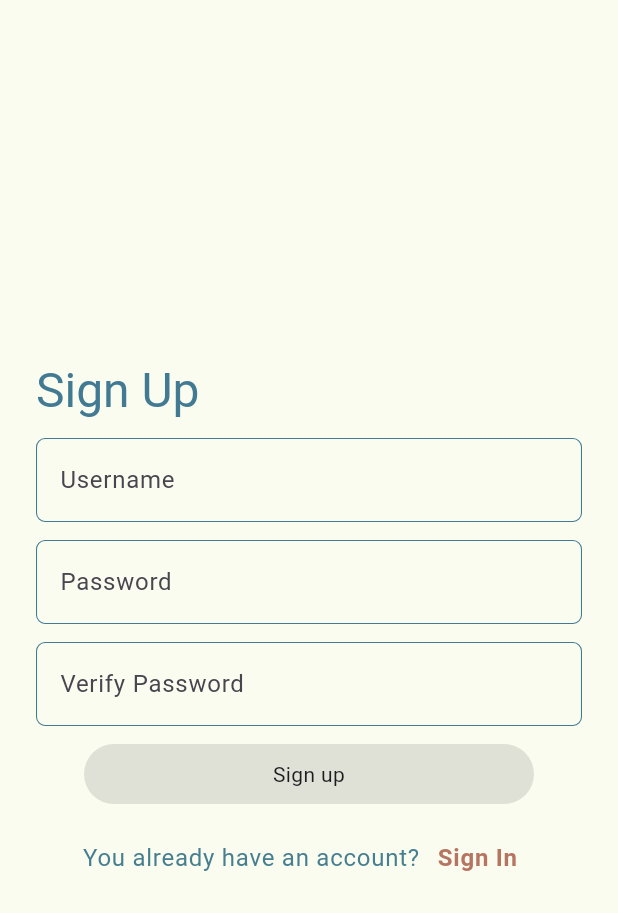
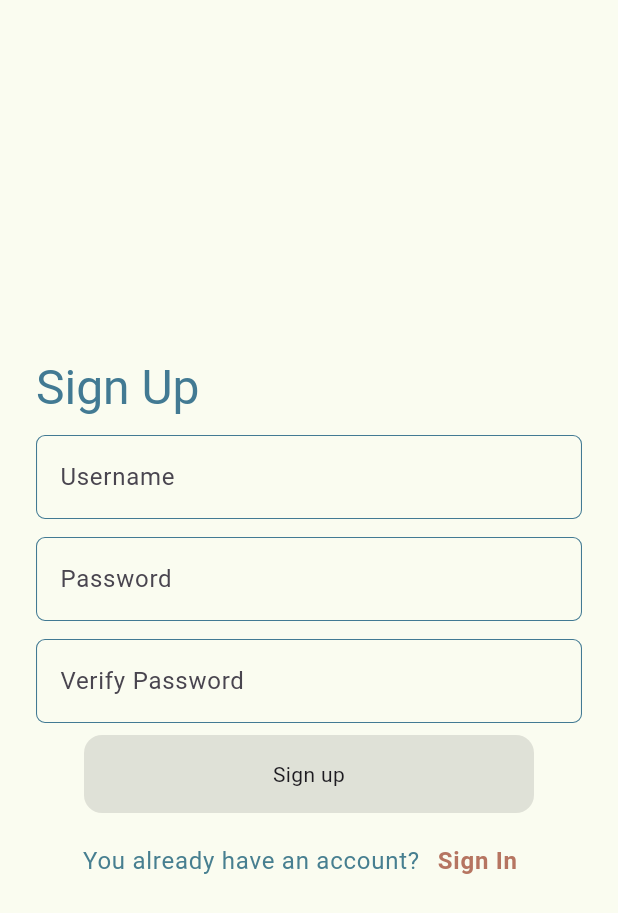
Before and after one commit to Ceren-Canbaz/Dinners-of-Week, a Flutter app: the screen it shows after launch, after a tap on "Sign in", after a tap on "Sign Up", on a phone screen of 412 x 824 dp. Shown: the top 913 px of the screen. Run offline on Flutter 3.47's test engine with Material 3 defaults, Android fonts, the phone set to English and light mode, and no system bars; our stand-ins replace bloc, equatable, flutter_bloc, flutter_dotenv, shared_preferences and 1 more; missing offline and left inert: dart:ffi; accounts and stored records are empty.

Commit message:
refactor/colors-theme-pageconstant

```diff
--- a/lib/auth/presentation/sign_in_page.dart
+++ b/lib/auth/presentation/sign_in_page.dart
@@ -26,7 +26,7 @@ class _SignInPageState extends State<SignInPage> {
         return AuthBloc(UserRepositroy())..add(SignInInitialEvent());
       },
       child: Scaffold(
-        backgroundColor: eggshellColor,
+        backgroundColor: AppColors.eggshellColor,
         body: WillPopScope(
           onWillPop: () async {
             return false;
@@ -47,14 +47,14 @@ class _SignInPageState extends State<SignInPage> {
                                 .textTheme
                                 .headlineLarge!
                                 .copyWith(
-                                    color: darkGreen,
+                                    color: AppColors.darkGreen,
                                     fontWeight: FontWeight.w400),
                           )),
                     ),
                     TextField(
                         controller: emailController,
                         decoration: textFieldDecoration(
-                            hintText: "Username", color: darkGreen)),
+                            hintText: "Username", color: AppColors.darkGreen)),
                     const SizedBox(
                       height: 12,
                     ),
@@ -62,7 +62,7 @@ class _SignInPageState extends State<SignInPage> {
                         controller: passwordController,
                         obscureText: true,
                         decoration: textFieldDecoration(
-                            hintText: "Password", color: darkGreen)),
+                            hintText: "Password", color: AppColors.darkGreen)),
                     const SizedBox(
                       height: 12,
                     ),
@@ -101,7 +101,7 @@ class _SignInPageState extends State<SignInPage> {
                       },
                     ),
                     const Divider(
-                      color: darkGreen,
+                      color: AppColors.darkGreen,
                     ),
                     Row(
                       mainAxisAlignment: MainAxisAlignment.center,
@@ -111,7 +111,7 @@ class _SignInPageState extends State<SignInPage> {
                           style: Theme.of(context)
                               .textTheme
                               .bodyLarge!
-                              .copyWith(color: ligtBlueColor),
+                              .copyWith(color: AppColors.ligtBlueColor),
                         ),
                         TextButton(
                           onPressed: () {
@@ -123,7 +123,7 @@ class _SignInPageState extends State<SignInPage> {
                                 .textTheme
                                 .bodyLarge!
                                 .copyWith(
-                                    color: brownSugarColor,
+                                    color: AppColors.brownSugarColor,
                                     fontWeight: FontWeight.w600),
                           ),
                         )
--- a/lib/auth/presentation/sign_up_page.dart
+++ b/lib/auth/presentation/sign_up_page.dart
@@ -26,7 +26,7 @@ class _SignUpPageState extends State<SignUpPage> {
         return AuthBloc(UserRepositroy())..add(SignUpInitialEvent());
       },
       child: Scaffold(
-        backgroundColor: eggshellColor,
+        backgroundColor: AppColors.eggshellColor,
         body: Center(
           child: SingleChildScrollView(
             child: Padding(
@@ -45,7 +45,7 @@ class _SignUpPageState extends State<SignUpPage> {
                               .textTheme
                               .headlineLarge!
                               .copyWith(
-                                  color: ligtBlueColor,
+                                  color: AppColors.ligtBlueColor,
                                   fontWeight: FontWeight.w400),
                         )),
                   ),
@@ -53,7 +53,7 @@ class _SignUpPageState extends State<SignUpPage> {
                     return TextField(
                       controller: userNameController,
                       decoration: textFieldDecoration(
-                          hintText: "Username", color: ligtBlueColor),
+                          hintText: "Username", color: AppColors.ligtBlueColor),
                       onChanged: (value) {
                         if (state is AuthErrorState) {
                           BlocProvider.of<AuthBloc>(context)
@@ -71,7 +71,8 @@ class _SignUpPageState extends State<SignUpPage> {
                       controller: passwordController,
                       obscureText: true,
                       decoration: textFieldDecoration(
-                          hintText: "Password", color: ligtBlueColor)),
+                          hintText: "Password",
+                          color: AppColors.ligtBlueColor)),
                   const SizedBox(
                     height: 12,
                   ),
@@ -87,7 +88,8 @@ class _SignUpPageState extends State<SignUpPage> {
                     },
                     obscureText: true,
                     decoration: textFieldDecoration(
-                        hintText: "Verify Password", color: ligtBlueColor),
+                        hintText: "Verify Password",
+                        color: AppColors.ligtBlueColor),
                   ),
                   if (!passwordMatch) const Text("Passwords not match"),
                   Padding(
@@ -163,7 +165,7 @@ class _SignUpPageState extends State<SignUpPage> {
                         style: Theme.of(context)
                             .textTheme
                             .bodyLarge!
-                            .copyWith(color: darkGreen),
+                            .copyWith(color: AppColors.darkGreen),
                       ),
                       TextButton(
                         onPressed: () {
@@ -175,7 +177,7 @@ class _SignUpPageState extends State<SignUpPage> {
                               .textTheme
                               .bodyLarge!
                               .copyWith(
-                                  color: brownSugarColor,
+                                  color: AppColors.brownSugarColor,
                                   fontWeight: FontWeight.w700),
                         ),
                       )
--- a/lib/main.dart
+++ b/lib/main.dart
@@ -1,6 +1,7 @@
 import 'package:dinners_of_week/auth/presentation/sign_in_page.dart';
 import 'package:dinners_of_week/auth/presentation/sign_up_page.dart';
 import 'package:dinners_of_week/splash/splash_page.dart';
+import 'package:dinners_of_week/style/colors.dart';
 
 import 'package:dinners_of_week/team/presentation/detail/team_detail_page.dart';
 import 'package:dinners_of_week/team/presentation/team/team_page.dart';
@@ -39,7 +40,24 @@ class MyApp extends StatelessWidget {
       debugShowCheckedModeBanner: false,
       title: 'Dinners of Week',
       theme: ThemeData(
-        primarySwatch: Colors.blue,
+        elevatedButtonTheme: ElevatedButtonThemeData(
+          style: ElevatedButton.styleFrom(
+            backgroundColor: AppColors.eggshellColor,
+            foregroundColor: AppColors.grayColor,
+            shape: RoundedRectangleBorder(
+              borderRadius: BorderRadius.circular(12), // Kenarları yuvarlat
+            ),
+            padding: const EdgeInsets.symmetric(
+                vertical: 16, horizontal: 24), // İç boşluk
+            textStyle: const TextStyle(
+              fontSize: 16, // Yazı boyutu
+              fontWeight: FontWeight.bold, // Yazı kalınlığı
+            ),
+            elevation: 5, // Gölgeler
+            shadowColor: AppColors.grayColor
+                .withOpacity(0.5), // Gölge rengi ve şeffaflık
+          ),
+        ),
       ),
       home: RepositoryProvider(
         create: (context) => UserRepositroy(),
@@ -49,7 +67,10 @@ class MyApp extends StatelessWidget {
         '/signup': (context) => const SignUpPage(),
         '/signIn': ((context) => const SignInPage()),
         '/teams': (context) => const Team(),
-        '/team_home': (context) => const TeamHomePage()
+        '/team_home': (context) => TeamHomePage(
+              params: ModalRoute.of(context)!.settings.arguments
+                  as TeamHomePageParameters,
+            )
       },
     );
   }
--- a/lib/splash/splash_page.dart
+++ b/lib/splash/splash_page.dart
@@ -56,7 +56,7 @@ class _SplashPageState extends State<SplashPage> with TickerProviderStateMixin {
         return false;
       },
       child: Scaffold(
-        backgroundColor: eggshellColor,
+        backgroundColor: AppColors.eggshellColor,
         body: Padding(
           padding: const EdgeInsets.all(12.0),
           child: Center(
--- a/lib/style/colors.dart
+++ b/lib/style/colors.dart
@@ -1,15 +1,17 @@
 import 'dart:ui';
 
-const Color red = Color(0xFFA30000);
-const Color darkGreen = Color(0xFF477F90);
-const Color beige = Color.fromARGB(255, 229, 219, 214);
-const Color brown = Color(0xFFAF7060);
+class AppColors {
+  static const Color red = Color(0xFFA30000);
+  static const Color darkGreen = Color(0xFF477F90);
+  static const Color beige = Color.fromARGB(255, 229, 219, 214);
+  static const Color brown = Color(0xFFAF7060);
 
 ///// NEW COLORS
-///
-const Color eggshellColor = Color(0xFFFAFCF0);
-const Color desertSandColor = Color(0xFFD6B39D);
-const Color brownSugarColor = Color(0xFFB67561);
-const Color ligtBlueColor = Color(0xFF427A93);
-const Color grayColor = Color(0xFF365969);
-const Color darkGrayColor = Color(0xFF304954);
+  ///
+  static const Color eggshellColor = Color(0xFFFAFCF0);
+  static const Color desertSandColor = Color(0xFFD6B39D);
+  static const Color brownSugarColor = Color(0xFFB67561);
+  static const Color ligtBlueColor = Color(0xFF427A93);
+  static const Color grayColor = Color(0xFF365969);
+  static const Color darkGrayColor = Color(0xFF304954);
+}
--- /dev/null
+++ b/lib/utils/enums/error_type.dart
@@ -0,0 +1,4 @@
+// enum ErrorType{
+//   auth,
+//   initia
+// }
--- /dev/null
+++ b/lib/utils/enums/request_state.dart
@@ -0,0 +1,6 @@
+enum RequestState {
+  initial,
+  loading,
+  loaded,
+  error,
+}
--- a/pubspec.yaml
+++ b/pubspec.yaml
@@ -44,6 +44,7 @@ dependencies:
   crypto: ^3.0.3
   flutter_dotenv: ^5.1.0
   shared_preferences: ^2.2.2
+  intl: ^0.19.0
 
 dev_dependencies:
   flutter_test:
```
Also changed, not shown: lib/team/data/models/team_food_dto.dart (+4 -4 lines), lib/team/domain/teams_repository.dart (+26 -9 lines), lib/team/presentation/detail/cubit/team_detail_cubit.dart (+33 -8 lines), lib/team/presentation/detail/cubit/team_detail_state.dart (+21 -2 lines), lib/team/presentation/detail/team_detail_page.dart (+66 -17 lines), lib/team/presentation/team/team_page.dart (+8 -7 lines), lib/team/presentation/widgets/food_card.dart (added, +61 -0 lines), lib/utils/extensions/date_extension.dart (added, +15 -0 lines), assets/svgs/login_svg.svg (added), pubspec.lock.
